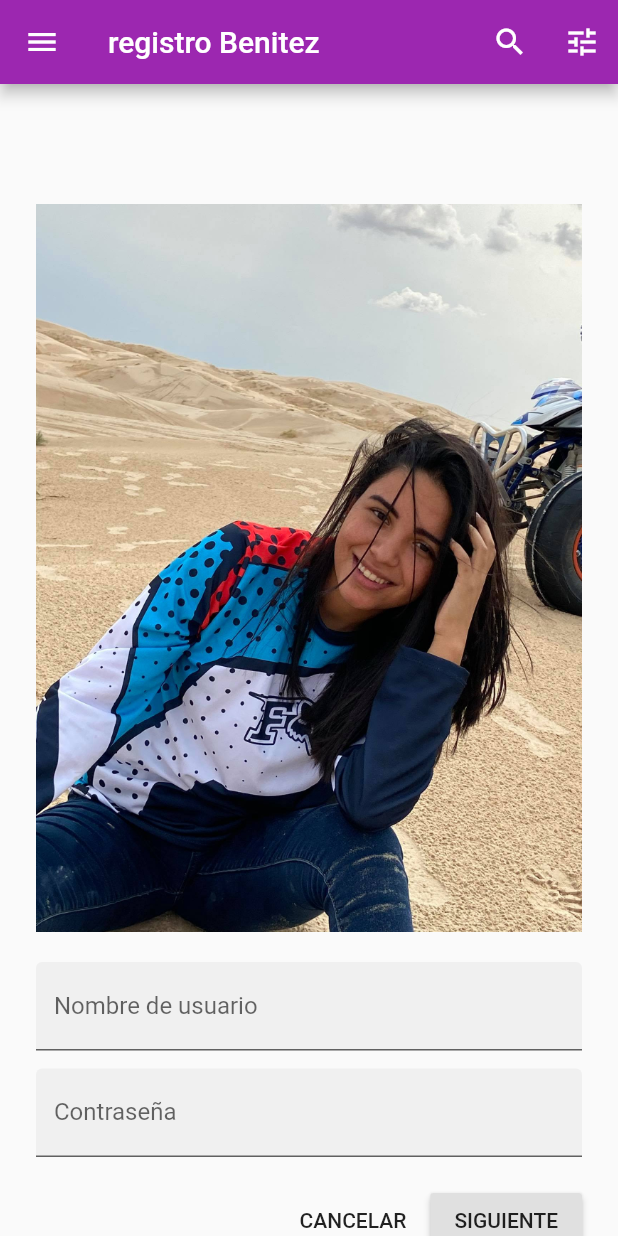
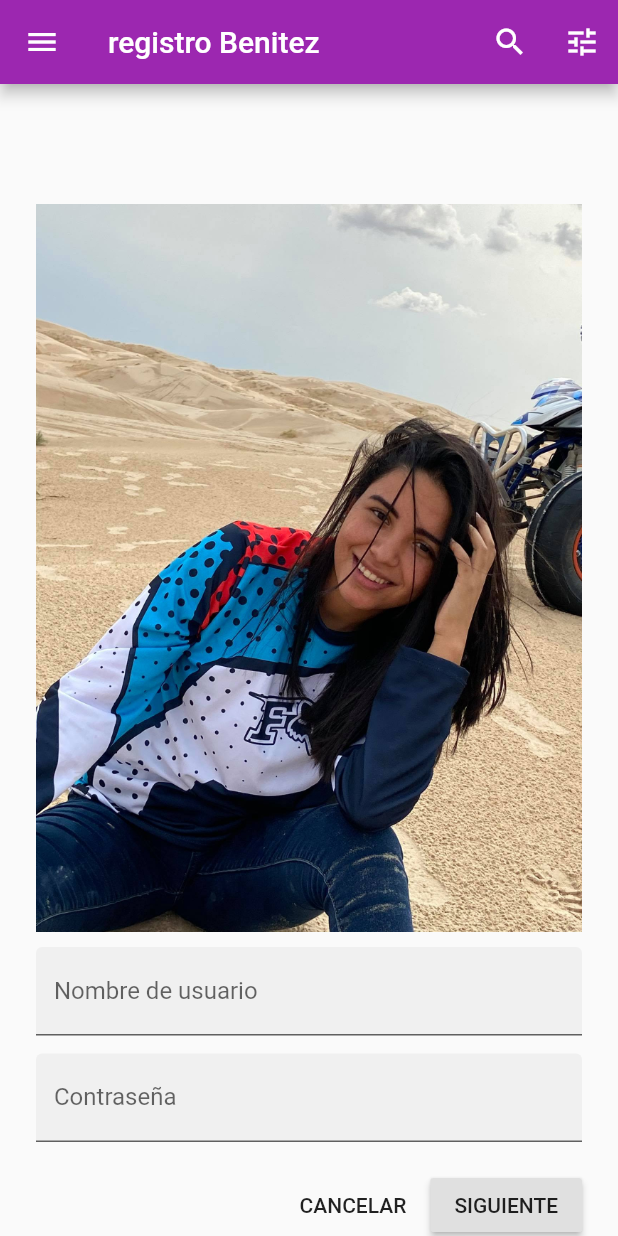
Before and after one commit to gabrielaportillo/loginSencillo, a Flutter app: the screen it shows after launch, on a phone screen of 412 x 824 dp. Run offline on Flutter 3.47's test engine with Material 2 defaults, Android fonts, the phone set to English and light mode, and no system bars.

```diff
--- a/lib/main.dart
+++ b/lib/main.dart
@@ -78,7 +78,7 @@ class _IngresoSistemaState extends State<IngresoSistema> {
           Column(
             children: <Widget>[
               Image.asset('assets/yo.jpg'),
-              SizedBox(height: 20.0),
+              SizedBox(height: 10.0),
             ],
           ), //fin de column
           if (!acceso)
```
Also changed, not shown: 1 other file.
